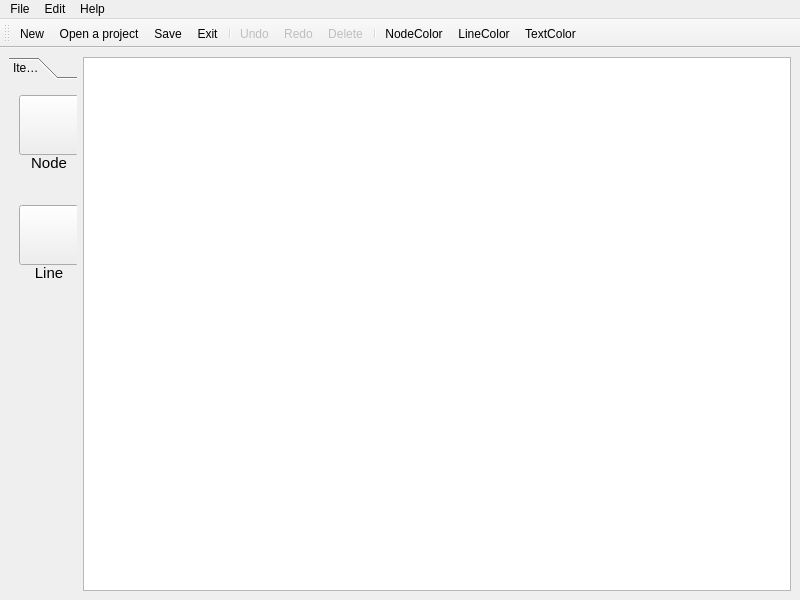
This is drawpad.ui in novolife/railRoute as Qt 5 draws it before an edit. The edited form follows.
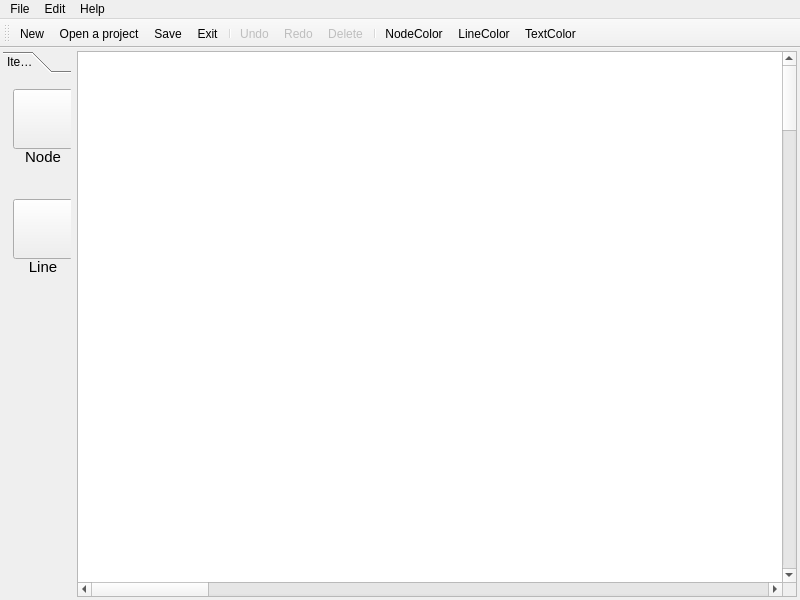
This is the edited form. Icons and pictures are not drawn.

Commit message: improve ui with layout

Patch:
```diff
--- a/drawpad.ui
+++ b/drawpad.ui
@@ -32,6 +32,18 @@
   </property>
   <widget class="QWidget" name="centralwidget">
    <layout class="QHBoxLayout" name="horizontalLayout_2">
+    <property name="leftMargin">
+     <number>3</number>
+    </property>
+    <property name="topMargin">
+     <number>3</number>
+    </property>
+    <property name="rightMargin">
+     <number>3</number>
+    </property>
+    <property name="bottomMargin">
+     <number>3</number>
+    </property>
     <item>
      <layout class="QHBoxLayout" name="horizontalLayout">
       <property name="sizeConstraint">
@@ -54,7 +66,7 @@
            <x>0</x>
            <y>0</y>
            <width>69</width>
-           <height>494</height>
+           <height>506</height>
           </rect>
          </property>
          <attribute name="label">
@@ -176,7 +188,22 @@
        </widget>
       </item>
       <item>
-       <widget class="QGraphicsView" name="graphicsView"/>
+       <widget class="QGraphicsView" name="graphicsView">
+        <property name="sceneRect">
+         <rectf>
+          <x>0.000000000000000</x>
+          <y>0.000000000000000</y>
+          <width>5000.000000000000000</width>
+          <height>5000.000000000000000</height>
+         </rectf>
+        </property>
+        <property name="alignment">
+         <set>Qt::AlignCenter</set>
+        </property>
+        <property name="dragMode">
+         <enum>QGraphicsView::RubberBandDrag</enum>
+        </property>
+       </widget>
       </item>
      </layout>
     </item>
```
The commit also changes 3 other files.
